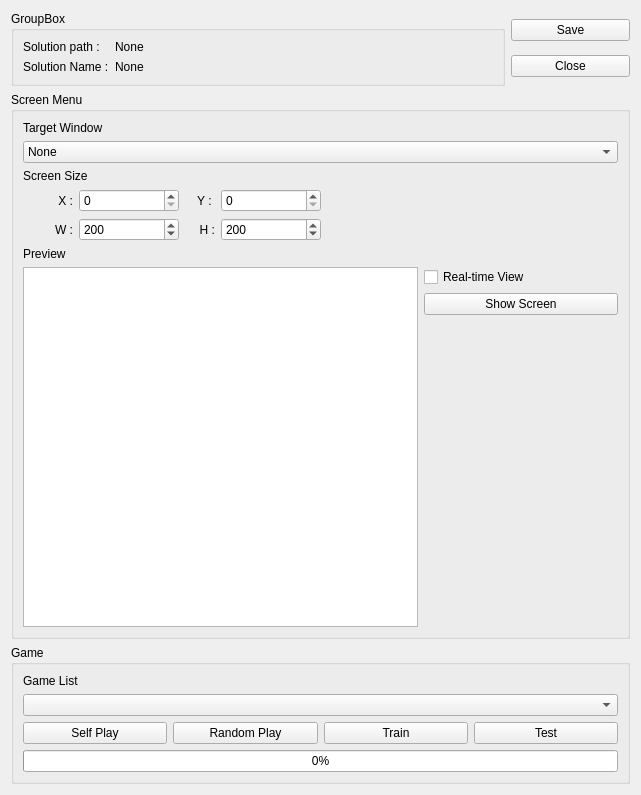
Qt form ui/designer/base_tab.ui (MuJiRaengI/MJRI_AI_SW) before a commit.
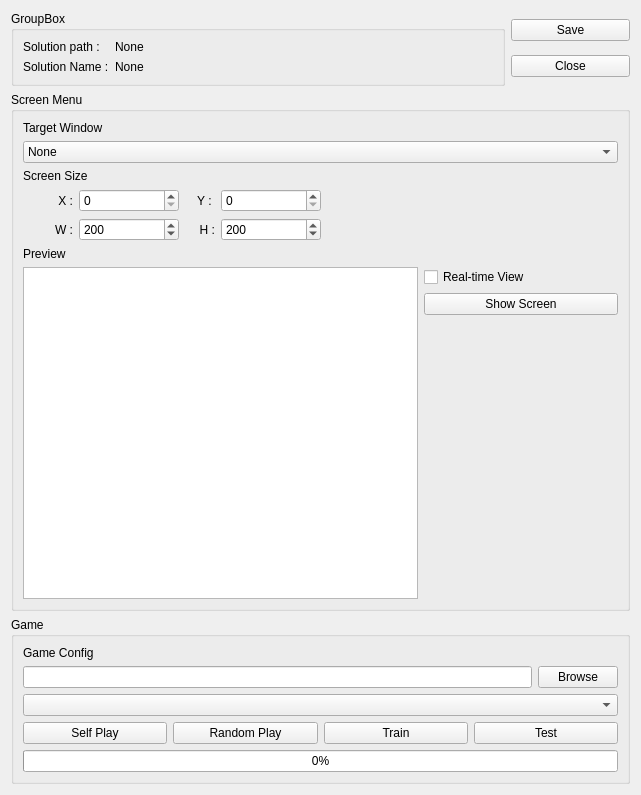
The same form after that commit.

The edit to the form file:
```diff
--- a/ui/designer/base_tab.ui
+++ b/ui/designer/base_tab.ui
@@ -418,20 +418,7 @@
      <layout class="QGridLayout" name="gridLayout_8">
       <item row="0" column="0">
        <layout class="QGridLayout" name="gridLayout_7">
-        <item row="1" column="0">
-         <widget class="QComboBox" name="cbox_select_game">
-          <property name="sizePolicy">
-           <sizepolicy hsizetype="Expanding" vsizetype="Fixed">
-            <horstretch>0</horstretch>
-            <verstretch>0</verstretch>
-           </sizepolicy>
-          </property>
-          <property name="focusPolicy">
-           <enum>Qt::FocusPolicy::StrongFocus</enum>
-          </property>
-         </widget>
-        </item>
-        <item row="2" column="0">
+        <item row="3" column="0">
          <layout class="QHBoxLayout" name="horizontalLayout">
           <item>
            <widget class="QPushButton" name="btn_self_play">
@@ -478,10 +465,31 @@
         <item row="0" column="0">
          <widget class="QLabel" name="label_8">
           <property name="text">
-           <string>Game List</string>
+           <string>Game Config</string>
           </property>
          </widget>
         </item>
+        <item row="1" column="0">
+         <layout class="QHBoxLayout" name="horizontalLayout_3">
+          <item>
+           <widget class="QLineEdit" name="ledit_config">
+            <property name="readOnly">
+             <bool>true</bool>
+            </property>
+           </widget>
+          </item>
+          <item>
+           <widget class="QPushButton" name="btn_config_browse">
+            <property name="text">
+             <string>Browse</string>
+            </property>
+           </widget>
+          </item>
+         </layout>
+        </item>
+        <item row="2" column="0">
+         <widget class="QComboBox" name="cbox_exp_list"/>
+        </item>
        </layout>
       </item>
       <item row="1" column="0">
```
